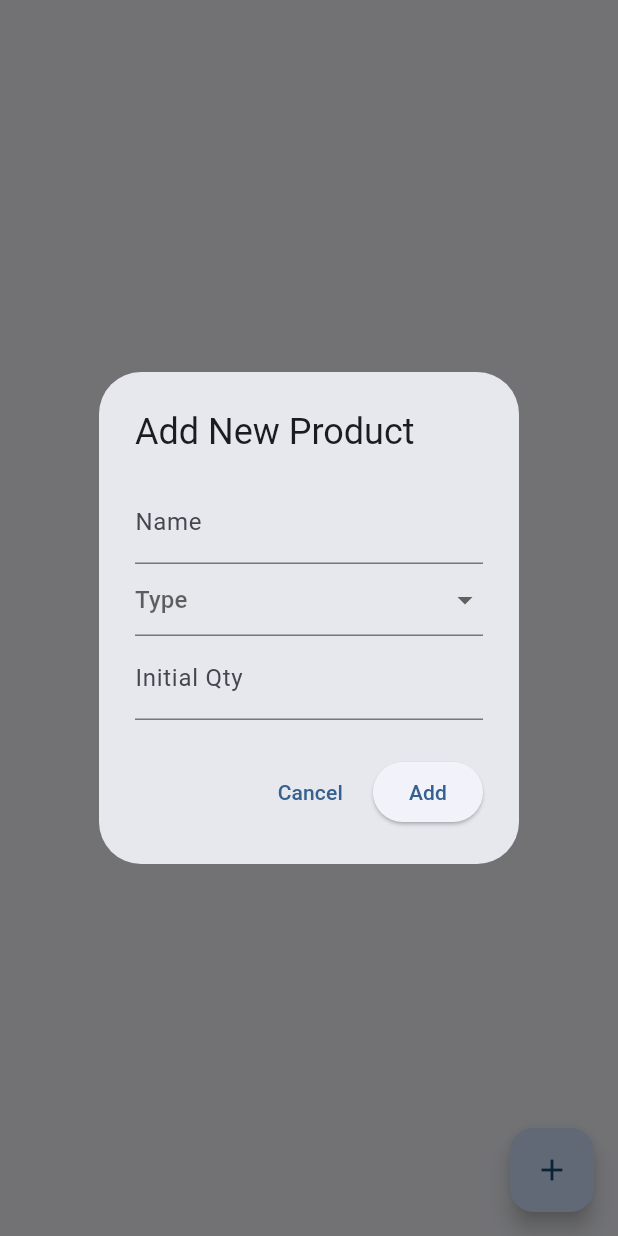
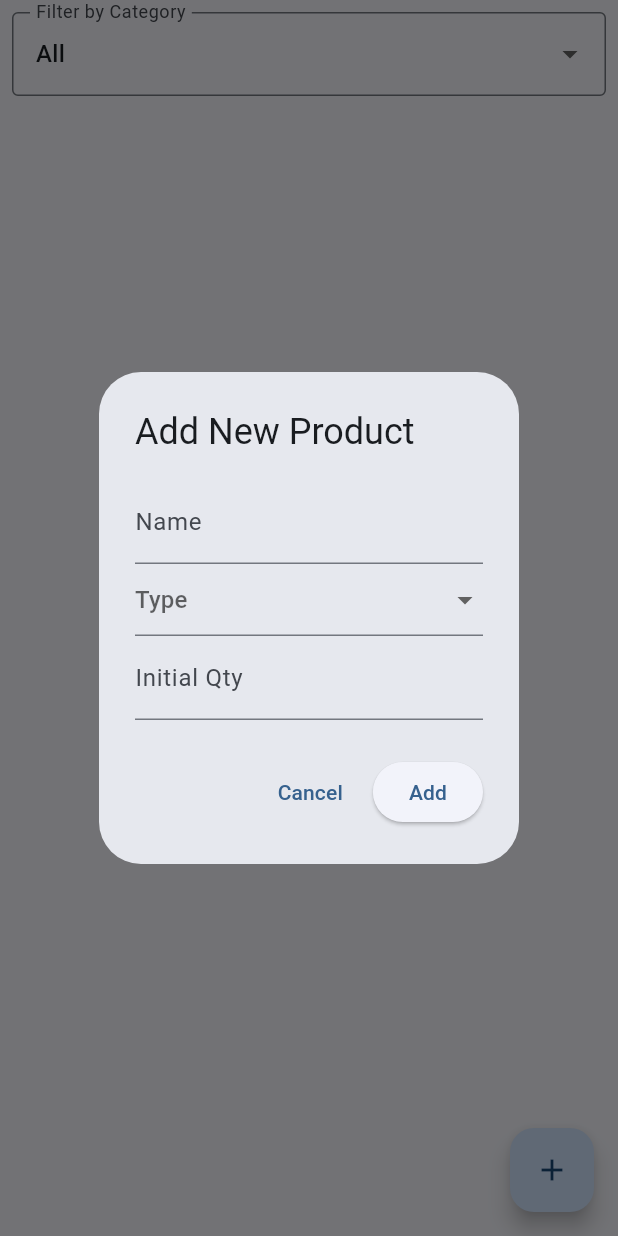
Before and after one commit to Mekaoussi/mission-orders-tracker, a Flutter app: the _ProductsTab screen opened directly, after a tap on the "add" icon, on a phone screen of 412 x 824 dp. Run offline on Flutter 3.47's test engine with Material 3 defaults, Android fonts, the phone set to English and light mode, and no system bars; our stand-ins replace device_preview, dropdown_search, hive, hive_flutter, open_file, pdf; missing offline and left inert: voyage1; accounts and stored records are empty.

Commit message:
made the admin page show items by category

```diff
--- /dev/null
+++ b/devtools_options.yaml
@@ -0,0 +1,3 @@
+description: This file stores settings for Dart & Flutter DevTools.
+documentation: https://docs.flutter.dev/tools/devtools/extensions#configure-extension-enablement-states
+extensions:
--- a/lib/admin_page.dart
+++ b/lib/admin_page.dart
@@ -86,21 +86,66 @@ class AdminPage extends StatelessWidget {
   }
 }
 
-class _ProductsTab extends StatelessWidget {
+class _ProductsTab extends StatefulWidget {
   const _ProductsTab();
+
+  @override
+  State<_ProductsTab> createState() => _ProductsTabState();
+}
+
+class _ProductsTabState extends State<_ProductsTab> {
+  String _selectedCategory = 'All';
 
   @override
   Widget build(BuildContext context) {
     return Scaffold(
-      body: Consumer<StockProvider>(
+      body: Column(
+        children: [
+          Padding(
+            padding: const EdgeInsets.all(8.0),
+            child: DropdownButtonFormField<String>(
+              value: _selectedCategory,
+              decoration: const InputDecoration(
+                labelText: 'Filter by Category',
+                border: OutlineInputBorder(),
+              ),
+              items: ['All', 'equipment', 'secs', 'frais']
+                  .map(
+                    (category) => DropdownMenuItem(
+                      value: category,
+                      child: Text(
+                        category[0].toUpperCase() + category.substring(1),
+                      ),
+                    ),
+                  )
+                  .toList(),
+              onChanged: (value) {
+                if (value != null) {
+                  setState(() {
+                    _selectedCategory = value;
+                  });
+                }
+              },
+            ),
+          ),
+          Expanded(
+            child: Consumer<StockProvider>(
               builder: (context, provider, child) {
-          if (provider.products.isEmpty) {
-            return const Center(child: Text('No products.'));
+                final filteredProducts = _selectedCategory == 'All'
+                    ? provider.products
+                    : provider.products
+                          .where((p) => p.type == _selectedCategory)
+                          .toList();
+
+                if (filteredProducts.isEmpty) {
+                  return const Center(
+                    child: Text('No products in this category.'),
+                  );
                 }
                 return ListView.builder(
-            itemCount: provider.products.length,
+                  itemCount: filteredProducts.length,
                   itemBuilder: (context, index) {
-              final product = provider.products[index];
+                    final product = filteredProducts[index];
                     return ListTile(
                       title: Text(product.name),
                       subtitle: Text(
@@ -111,7 +156,8 @@ class _ProductsTab extends StatelessWidget {
                         children: [
                           IconButton(
                             icon: const Icon(Icons.edit, color: Colors.blue),
-                      onPressed: () => _showEditProductDialog(context, product),
+                            onPressed: () =>
+                                _showEditProductDialog(context, product),
                           ),
                           IconButton(
                             icon: const Icon(Icons.delete, color: Colors.red),
@@ -144,6 +190,9 @@ class _ProductsTab extends StatelessWidget {
                   },
                 );
               },
+            ),
+          ),
+        ],
       ),
       floatingActionButton: FloatingActionButton(
         onPressed: () => _showAddProductDialog(context),
```
Lines whose indentation alone changed are shown as unchanged.
